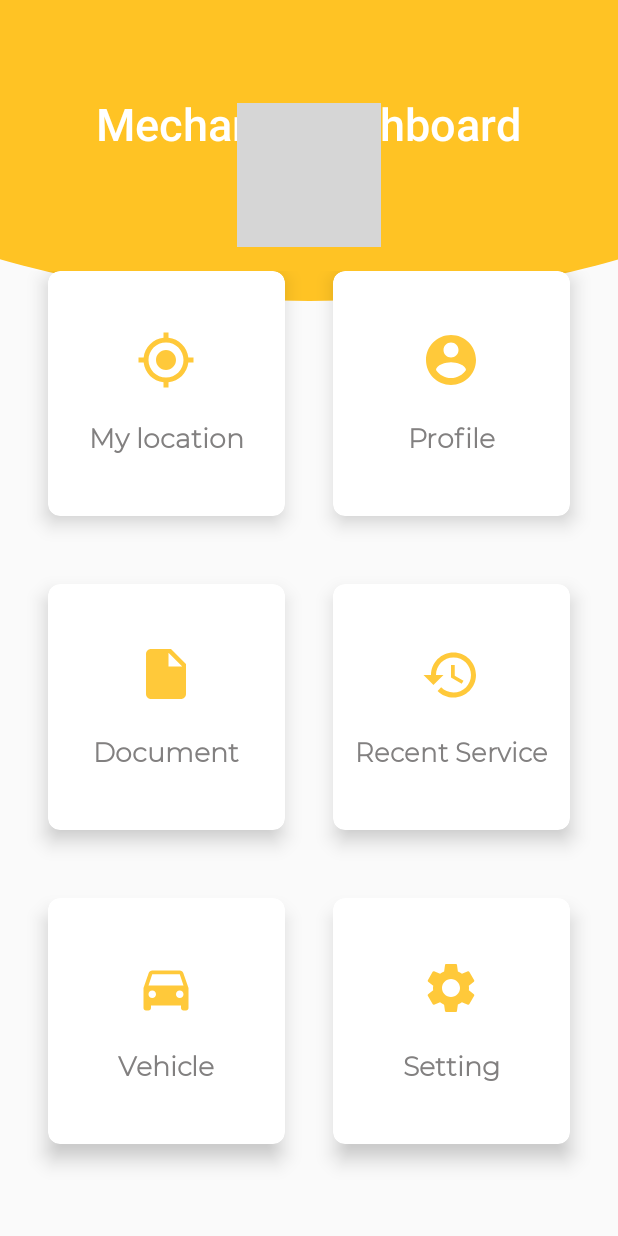
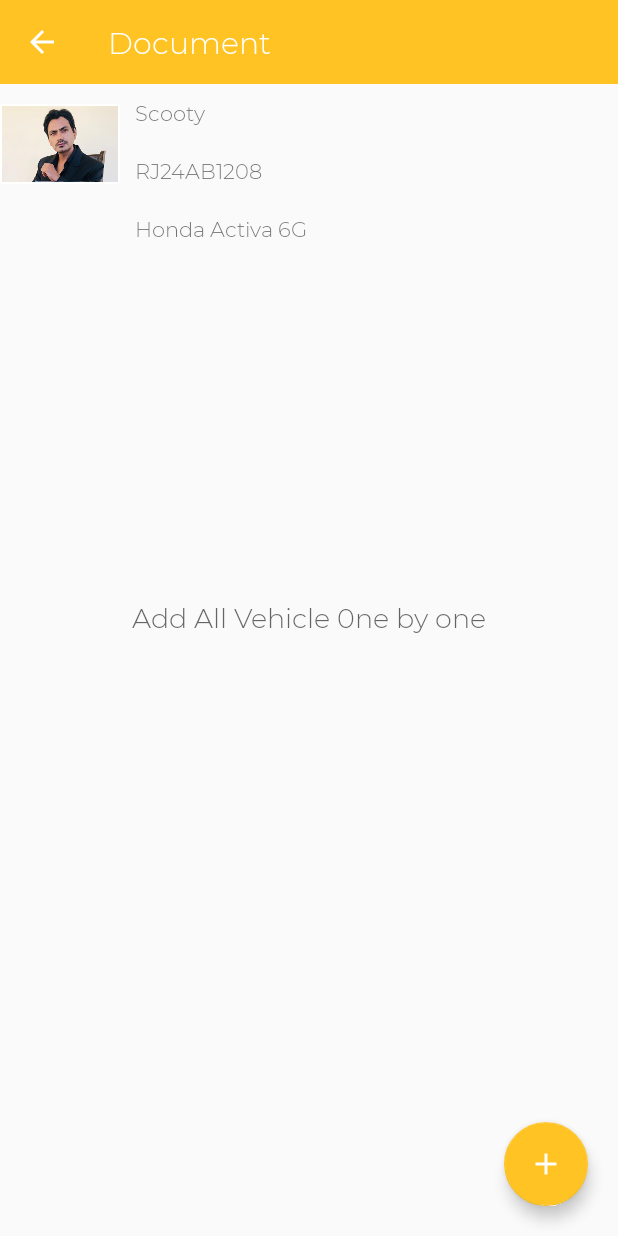
Before and after one commit to ravibhati786/RoadSide_Assistance, an Android app: the screen it shows after launch (MechanicDashboard before the commit, MechanicVehicleActivity after it), after a tap on "Vehicle", on a phone screen of 412 x 824 dp. Run offline under Robolectric (Android 15) with nearby library versions, the light colour scheme and no system bars; grey boxes are pictures that could not be loaded.

Commit message:
done vehicle add in MechanicDashboard

```diff
--- /dev/null
+++ b/app/src/main/java/com/example/roadsideassistance/AdapterMechanicVehicleListView.java
@@ -0,0 +1,85 @@
+package com.example.roadsideassistance;
+
+import android.app.Activity;
+import android.view.LayoutInflater;
+import android.view.View;
+import android.view.ViewGroup;
+import android.widget.Adapter;
+import android.widget.ArrayAdapter;
+import android.widget.ImageView;
+import android.widget.TextView;
+
+import androidx.annotation.NonNull;
+import androidx.annotation.Nullable;
+
+public class AdapterMechanicVehicleListView extends ArrayAdapter {
+
+
+    private String[] VehicleName;
+    private String[] VehicleNumber;
+    private String[] VehicleModel;
+    private String[] VehicleMake;
+
+    private Integer[] VehicleImage; // Integer using for Vehicle Image
+    private  Activity context;
+
+    public AdapterMechanicVehicleListView(Activity context, String[] VehicleName, String[] VehicleNumber,
+                                          String[] VehicleModel, String[] VehicleMake, Integer[] VehicleImage){
+
+        super(context,R.layout.custom_mechvehicle_listview,VehicleName);
+        this.context = context;
+        this.VehicleName = VehicleName;
+        this.VehicleNumber = VehicleNumber;
+        this.VehicleModel = VehicleModel;
+        this.VehicleMake = VehicleMake;
+        this.VehicleImage = VehicleImage;
+    }
+
+
+    @Override
+    public View getView(int position,View convertView,ViewGroup parent) {
+
+        View ress = convertView;
+        AdapterMechanicVehicleListView.ViewHolder viewHolder = null;
+
+        if(ress == null){
+            LayoutInflater layoutInflater = context.getLayoutInflater();
+            ress = layoutInflater.inflate(R.layout.custom_mechvehicle_listview,null,true );
+            viewHolder = new AdapterMechanicVehicleListView.ViewHolder(ress);
+            ress.setTag(viewHolder);
+        }else{
+
+            viewHolder = (AdapterMechanicVehicleListView.ViewHolder) ress.getTag();
+        }
+
+        viewHolder.VehicleName.setText(VehicleName[position]);
+        viewHolder.VehicleNumber.setText(VehicleNumber[position]);
+        viewHolder.VehicleModel.setText(VehicleModel[position]);
+        viewHolder.VehicleMake.setText(VehicleMake[position]);
+        viewHolder.VehicleImage.setImageResource(VehicleImage[position]);
+
+       return ress;
+    }
+
+    static class ViewHolder
+    {
+        TextView VehicleName;
+        TextView VehicleNumber;
+        TextView VehicleModel ;
+        TextView VehicleMake;
+        ImageView VehicleImage;
+
+        ViewHolder(View v){
+            VehicleName =v.findViewById(R.id.MechvehicleName);
+            VehicleNumber=v.findViewById(R.id.MechvehicleNumber);
+            VehicleModel=v.findViewById(R.id.MechvehicleModal);
+            VehicleMake =v.findViewById(R.id.MechvehicleMake);
+            VehicleImage = v.findViewById(R.id.MechvehicleImg);
+
+        }
+
+    }
+
+
+
+}
--- a/app/src/main/java/com/example/roadsideassistance/BottomSheet.java
+++ b/app/src/main/java/com/example/roadsideassistance/BottomSheet.java
@@ -35,9 +35,7 @@ public class BottomSheet extends BottomSheetDialogFragment {
                 FragmentTransaction fragmentTransaction = getFragmentManager().beginTransaction();
                 fragmentTransaction.replace(R.id.fragmentLayout,new RequestMechanicFragment());
                 fragmentTransaction.addToBackStack(null).commit();
-
-
-dismiss();
+                dismiss();
             }
         });
 
--- a/app/src/main/java/com/example/roadsideassistance/Constants.java
+++ b/app/src/main/java/com/example/roadsideassistance/Constants.java
@@ -2,7 +2,7 @@ package com.example.roadsideassistance;
 
 public class Constants {
 
-    private static final String ROOT_URL ="https://bea4c700a019.ngrok.io/RoadSideAssistanceDB/V1/";
+    private static final String ROOT_URL ="https://8550b633bc56.ngrok.io/RoadSideAssistanceDB/V1/";
     public static final String URL_REGISTER = ROOT_URL+"Register/registrationUser.php";
     public static final String URL_LOGIN = ROOT_URL+"Login/fetch_Result.php";
     public static final String URL_MECHANIC_REGISTER = ROOT_URL+"Register/registrationMechanic.php";
--- a/app/src/main/java/com/example/roadsideassistance/MechanicDashboard.java
+++ b/app/src/main/java/com/example/roadsideassistance/MechanicDashboard.java
@@ -40,7 +40,13 @@ GridLayout mechanicDashboardGrid;
                         case 0 :Intent intent =  new Intent(MechanicDashboard.this,MechanicMapActivity.class);
                                 startActivity(intent);
                                 break;
+                        case 2 :Intent intent2 =  new Intent(MechanicDashboard.this,MechanicDocumentActivity.class);
+                            startActivity(intent2);
+                            break;
 
+                        case 4 :Intent intent4 =  new Intent(MechanicDashboard.this,MechanicVehicleActivity.class);
+                            startActivity(intent4);
+                            break;
                     }
 
                 }
--- /dev/null
+++ b/app/src/main/java/com/example/roadsideassistance/MechanicVehicleActivity.java
@@ -0,0 +1,88 @@
+package com.example.roadsideassistance;
+
+import androidx.appcompat.app.AlertDialog;
+import androidx.appcompat.app.AppCompatActivity;
+import androidx.appcompat.widget.Toolbar;
+
+import android.os.Bundle;
+import android.view.View;
+import android.widget.ArrayAdapter;
+import android.widget.ListView;
+import android.widget.Spinner;
+
+import com.google.android.material.floatingactionbutton.FloatingActionButton;
+
+import java.util.ArrayList;
+import java.util.Arrays;
+
+public class MechanicVehicleActivity extends AppCompatActivity {
+
+    FloatingActionButton btnfab;
+    AlertDialog dialog;
+    ListView listView;
+
+    String[] VehicleName = {"Scooty"};
+    String[] VehicleNumber = {"RJ24AB1208"};
+    String[] VehicleModel ={"Honda Activa 6G"};
+    String[] VehicleMake = {"Make"};
+
+    Integer[] VehicleImage =  {R.drawable.profileimg};
+
+
+    @Override
+    protected void onCreate(Bundle savedInstanceState) {
+        super.onCreate(savedInstanceState);
+        setContentView(R.layout.activity_mechanic_vehicle);
+
+
+        Toolbar toolbar = findViewById(R.id.toolbar);
+        setSupportActionBar(toolbar);
+
+        getSupportActionBar().setDisplayHomeAsUpEnabled(true);
+        getSupportActionBar().setDisplayShowHomeEnabled(true);
+        getSupportActionBar().setTitle("Document");
+
+
+        FloatingActionButton btnfab = findViewById(R.id.mechvehiclefabbtn);
+        btnfab.setOnClickListener(new View.OnClickListener() {
+            @Override
+            public void onClick(View view) {
+                //Toast.makeText(getContext(), "Relace with your own action", Toast.LENGTH_SHORT).show();
+
+                UploadVehicleMechanic();
+            }
+        });
+
+           listView = findViewById(R.id.mechvehiclelistview);
+
+           AdapterMechanicVehicleListView adapter = new AdapterMechanicVehicleListView(this,VehicleName,VehicleNumber,VehicleModel,VehicleMake,VehicleImage);
+           listView.setAdapter(adapter);
+
+
+
+
+    }
+
+    private void UploadVehicleMechanic() {
+
+        AlertDialog.Builder mBuilder = new AlertDialog.Builder(this);
+        View mview = getLayoutInflater().inflate(R.layout.custome_mechanic_vehicle_add,null);
+
+       // Spinner mspinner = mview.findViewById(R.id.spinnerdoctype);
+        //String[] value = {"Select document type","Pan Card","Adhar Card"," Driving Licence","Registration Certificate(RC)"};
+        //ArrayList<String> arrayList = new  ArrayList<>(Arrays.asList(value));
+        //ArrayAdapter<String> arrayAdapter = new ArrayAdapter<>(this,R.layout.style_spinner,arrayList);
+       // mspinner.setAdapter(arrayAdapter);
+
+        mBuilder.setView(mview);
+        dialog = mBuilder.create();
+        dialog.show();
+
+    }
+
+    public boolean onSupportNavigateUp() {
+        onBackPressed();
+        return true;
+    }
+
+}
--- /dev/null
+++ b/app/src/main/res/layout/activity_mechanic_vehicle.xml
@@ -0,0 +1,48 @@
+<?xml version="1.0" encoding="utf-8"?>
+<FrameLayout xmlns:android="http://schemas.android.com/apk/res/android"
+    xmlns:app="http://schemas.android.com/apk/res-auto"
+    xmlns:tools="http://schemas.android.com/tools"
+    android:layout_width="match_parent"
+    android:layout_height="match_parent"
+    tools:context=".MechanicVehicleActivity">
+
+
+
+    <LinearLayout
+        android:layout_width="match_parent"
+        android:layout_height="match_parent"
+        android:orientation="vertical"
+        >
+        <androidx.appcompat.widget.Toolbar
+            android:id="@+id/toolbar"
+            android:layout_width="match_parent"
+            android:layout_height="?attr/actionBarSize"
+            android:background="@color/green"
+            android:theme="@style/ThemeOverlay.AppCompat.Dark.ActionBar"/>
+
+    <ListView
+        android:id="@+id/mechvehiclelistview"
+        android:layout_below="@+id/toolbar"
+        android:layout_width="match_parent"
+        android:layout_height="wrap_content"/>
+
+
+
+
+    </LinearLayout>
+    <TextView
+        android:layout_width="wrap_content"
+        android:layout_height="wrap_content"
+        android:hint="Add All Vehicle 0ne by one"
+        android:textSize="18dp"
+        android:layout_gravity="center"/>
+    <com.google.android.material.floatingactionbutton.FloatingActionButton
+        android:id="@+id/mechvehiclefabbtn"
+        android:layout_width="wrap_content"
+        android:layout_height="wrap_content"
+        android:layout_gravity="bottom|end"
+        android:layout_margin="20dp"
+        android:src="@drawable/ic_baseline_add_24"/>
+
+
+</FrameLayout>
--- /dev/null
+++ b/app/src/main/res/layout/custom_mechvehicle_listview.xml
@@ -0,0 +1,62 @@
+<?xml version="1.0" encoding="utf-8"?>
+<LinearLayout
+    xmlns:android="http://schemas.android.com/apk/res/android"
+    android:orientation="vertical"
+    android:layout_width="match_parent"
+    android:layout_height="match_parent"
+    >
+
+    <LinearLayout
+        android:layout_width="match_parent"
+        android:layout_height="120dp"
+        android:orientation="vertical">
+
+        <LinearLayout
+            android:layout_width="match_parent"
+            android:layout_height="match_parent"
+            android:orientation="horizontal">
+
+            <ImageView
+                android:id="@+id/MechvehicleImg"
+                android:layout_width="80dp"
+                android:layout_height="80dp"
+                />
+            <LinearLayout
+                android:layout_width="match_parent"
+                android:layout_height="match_parent"
+                android:orientation="vertical">
+
+                <TextView
+                    android:id="@+id/MechvehicleName"
+                    android:layout_width="match_parent"
+                    android:layout_height="wrap_content"
+                     android:text="name"
+                    android:padding="10dp"/>
+                <TextView
+                    android:id="@+id/MechvehicleNumber"
+                    android:layout_width="match_parent"
+                    android:layout_height="wrap_content"
+                      android:text="number"
+                    android:padding="10dp"/>
+                <TextView
+                    android:id="@+id/MechvehicleModal"
+                    android:layout_width="match_parent"
+                    android:layout_height="wrap_content"
+                    android:text="model"
+                    android:padding="10dp"/>
+                <TextView
+                    android:id="@+id/MechvehicleMake"
+                    android:layout_width="match_parent"
+                    android:layout_height="wrap_content"
+                    android:text="make"
+                    android:padding="10dp"/>
+
+
+            </LinearLayout>
+
+        </LinearLayout>
+
+    </LinearLayout>
+
+
+</LinearLayout>
```
Also changed, not shown: app/src/main/AndroidManifest.xml (+6 -5 lines), app/src/main/java/com/example/roadsideassistance/CustomerMapFragment.java (+13 -0 lines), app/src/main/java/com/example/roadsideassistance/MechanicDocumentActivity.java (added, +190 -0 lines), app/src/main/res/layout/activity_mechanic_document.xml (added, +37 -0 lines), app/src/main/res/layout/custome_mechanic_vehicle_add.xml (added, +127 -0 lines).
